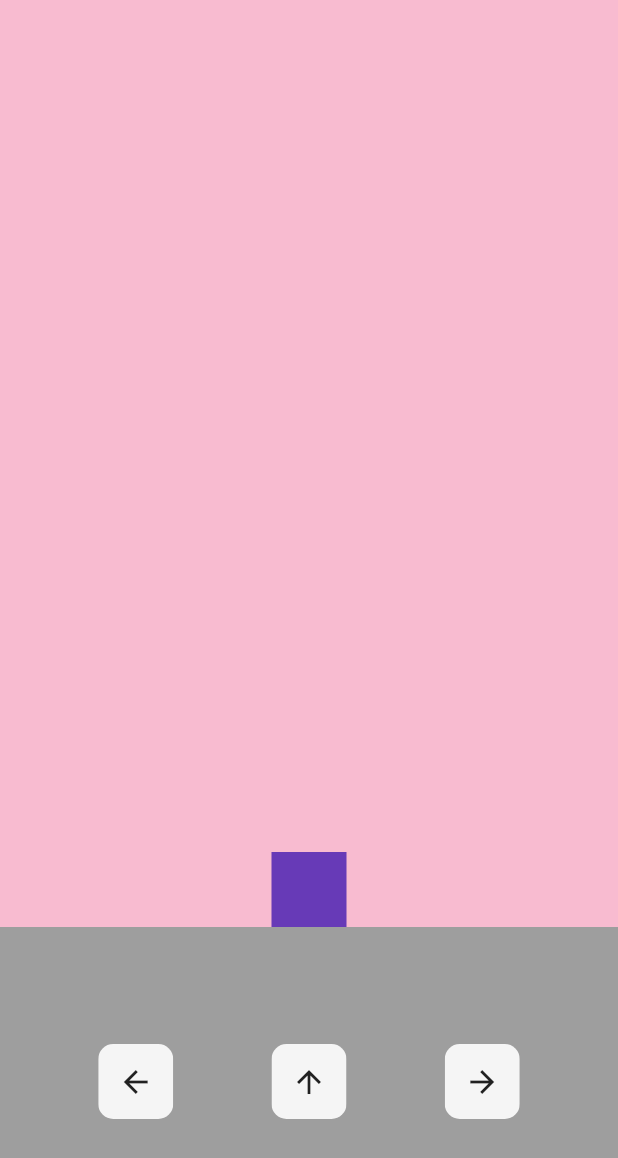
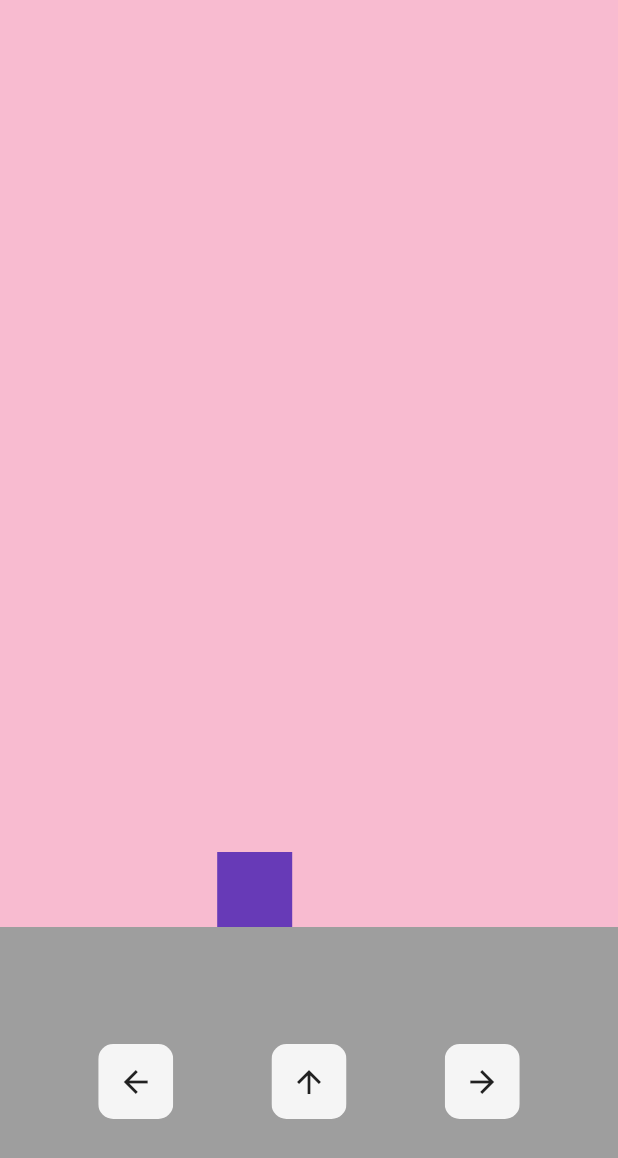
Before and after one commit to irinavasilescu/bubble_trouble, a Flutter app: the screen it shows after launch, after a tap on the "arrow back" icon, on a phone screen of 412 x 824 dp. Shown: the top 1158 px of the screen. Run offline on Flutter 3.47's test engine with Material 2 defaults, Android fonts, the light colour scheme and no system bars.

Commit message:
moved player to his on file

```diff
--- a/lib/homepage.dart
+++ b/lib/homepage.dart
@@ -1,4 +1,5 @@
 import 'package:bubble_trouble/button.dart';
+import 'package:bubble_trouble/player.dart';
 import 'package:flutter/material.dart';
 
 // It is a stateful widget because the game will have lots of moving parts
@@ -13,11 +14,15 @@ class _HomePageState extends State<HomePage> {
   double playerX = 0;
 
   void moveLeft() {
-
+    setState(() {
+      playerX -= 0.1;
+    });
   }
 
   void moveRight() {
-
+    setState(() {
+      playerX += 0.1;
+    });
   }
 
   void fireMissile() {
@@ -37,16 +42,8 @@ class _HomePageState extends State<HomePage> {
             child: Center(
               child: Stack(
                 children: [
-                  ClipRRect(
-                    borderRadius: BorderRadius.circular(10),
-                    child: Container(
-                      alignment: Alignment(playerX, 1),
-                      child: Container(
-                        color: Colors.deepPurple,
-                        height: 50,
-                        width: 50,
-                      )
-                    ),
+                  MyPlayer(
+                    playerX: playerX
                   )
                 ],
               )
--- /dev/null
+++ b/lib/player.dart
@@ -0,0 +1,23 @@
+import 'package:flutter/material.dart';
+
+class MyPlayer extends StatelessWidget {
+
+  final playerX;
+
+  MyPlayer({this.playerX});
+
+  @override
+  Widget build(BuildContext context) {
+    return ClipRRect(
+      borderRadius: BorderRadius.circular(10),
+      child: Container(
+        alignment: Alignment(playerX, 1),
+        child: Container(
+          color: Colors.deepPurple,
+          height: 50,
+          width: 50,
+        )
+      ),
+    );
+  }
+}
```
